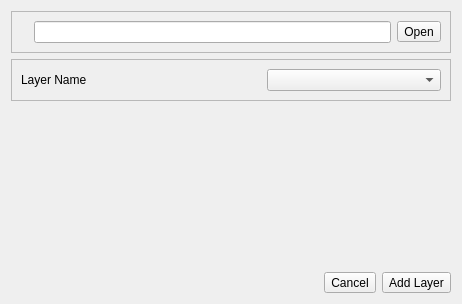
Before: the Qt Designer form irs/src/gui/wfipsaddlayerdialog.ui in firelab/wfips, drawn with Qt 5.
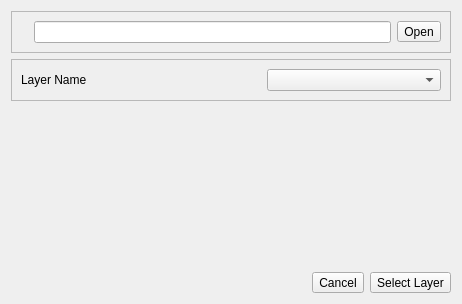
After: the same form once the commit is applied.

Patch:
```diff
--- a/irs/src/gui/wfipsaddlayerdialog.ui
+++ b/irs/src/gui/wfipsaddlayerdialog.ui
@@ -137,7 +137,7 @@
         <bool>true</bool>
        </property>
        <property name="text">
-        <string>Add Layer</string>
+        <string>Select Layer</string>
        </property>
       </widget>
      </item>
```
